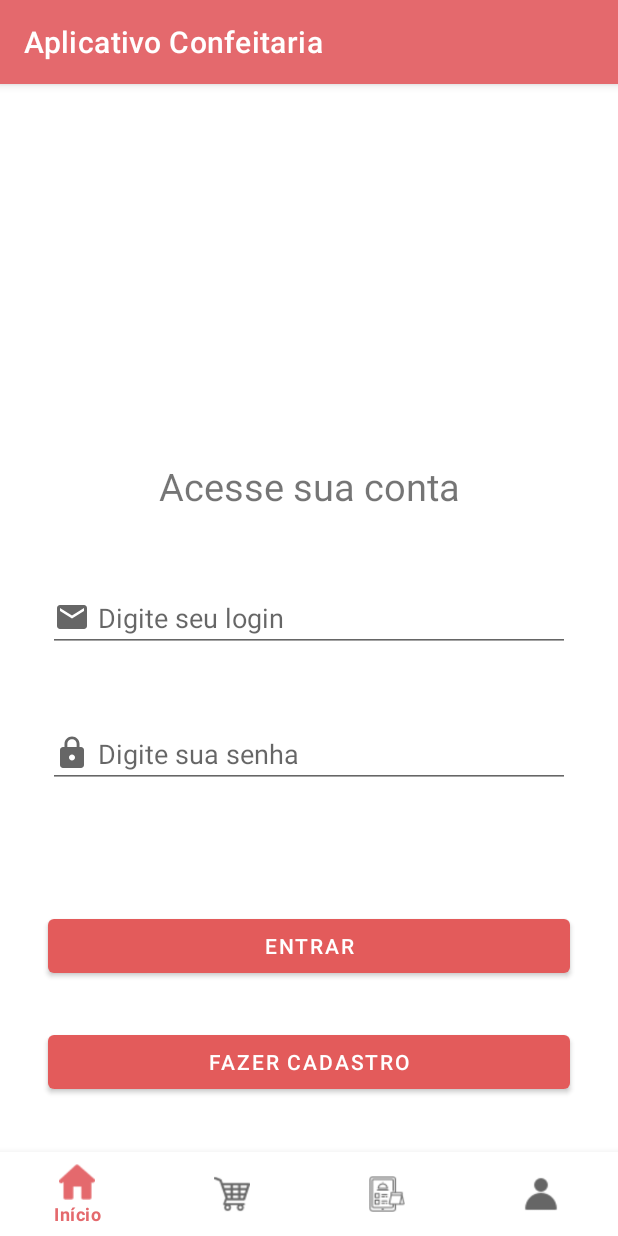
After one commit to VitorAmorimPinto/Projeto-app-confeitaria, an Android app: the fragment LoginFragment placed in its activity, on a phone screen of 412 x 824 dp. The commit adds this screen. Run offline under Robolectric (Android 15) with nearby library versions, the phone set to English and light mode, and no system bars; our stand-ins replace Firebase (no records; nobody signed in at launch, a user with empty details on screens opened directly).

Commit message:
branch vitor - Implementando Fragment de login

```diff
--- /dev/null
+++ b/app/src/main/java/com/example/aplicativoconfeitaria/LoginFragment.java
@@ -0,0 +1,137 @@
+package com.example.aplicativoconfeitaria;
+
+import android.app.Activity;
+import android.content.Intent;
+import android.os.Bundle;
+
+import androidx.annotation.NonNull;
+import androidx.fragment.app.Fragment;
+import android.view.LayoutInflater;
+import android.view.View;
+import android.view.ViewGroup;
+import android.widget.Button;
+import android.widget.EditText;
+import android.widget.Toast;
+
+import com.example.aplicativoconfeitaria.activity.ActivityPrincipal;
+import com.example.aplicativoconfeitaria.activity.CadastroUsuarioActivity;
+import com.example.aplicativoconfeitaria.activity.activity_login;
+import com.example.aplicativoconfeitaria.configfirebase.ConfiguracaoFirebase;
+import com.example.aplicativoconfeitaria.model.Usuario;
+import com.google.android.gms.tasks.OnCompleteListener;
+import com.google.android.gms.tasks.Task;
+import com.google.firebase.auth.AuthResult;
+import com.google.firebase.auth.FirebaseAuth;
+
+/**
+ * A simple {@link Fragment} subclass.
+ * Use the {@link LoginFragment#newInstance} factory method to
+ * create an instance of this fragment.
+ *
+ */
+public class LoginFragment extends Fragment {
+    private EditText txtEmail,txtSenha;
+    private Button btnEntrar,button2;
+    private FirebaseAuth autenticacao;
+    private Usuario usuario;
+
+    // TODO: Rename parameter arguments, choose names that match
+    // the fragment initialization parameters, e.g. ARG_ITEM_NUMBER
+    private static final String ARG_PARAM1 = "param1";
+    private static final String ARG_PARAM2 = "param2";
+
+    // TODO: Rename and change types of parameters
+    private String mParam1;
+    private String mParam2;
+
+    /**
+     * Use this factory method to create a new instance of
+     * this fragment using the provided parameters.
+     *
+     * @param param1 Parameter 1.
+     * @param param2 Parameter 2.
+     * @return A new instance of fragment LoginFragment.
+     */
+    // TODO: Rename and change types and number of parameters
+    public static LoginFragment newInstance(String param1, String param2) {
+        LoginFragment fragment = new LoginFragment();
+        Bundle args = new Bundle();
+        args.putString(ARG_PARAM1, param1);
+        args.putString(ARG_PARAM2, param2);
+        fragment.setArguments(args);
+        return fragment;
+    }
+
+    public LoginFragment() {
+        // Required empty public constructor
+    }
+
+    @Override
+    public void onCreate(Bundle savedInstanceState) {
+        super.onCreate(savedInstanceState);
+        if (getArguments() != null) {
+            mParam1 = getArguments().getString(ARG_PARAM1);
+            mParam2 = getArguments().getString(ARG_PARAM2);
+        }
+    }
+
+    @Override
+    public View onCreateView(LayoutInflater inflater, ViewGroup container,
+                             Bundle savedInstanceState) {
+        // Inflate the layout for this fragment
+       View v = inflater.inflate(R.layout.fragment_login, container, false);
+        txtEmail = v.findViewById(R.id.edtLoginFrag);
+        txtSenha = v.findViewById(R.id.edtSenhaLogFrag);
+        btnEntrar = v.findViewById(R.id.btnEntrarFrag);
+        button2 = v.findViewById(R.id.button2);
+
+        button2.setOnClickListener(new View.OnClickListener() {
+            @Override
+            public void onClick(View v) {
+                startActivity(new Intent(getContext(), CadastroUsuarioActivity.class));
+            }
+        });
+        btnEntrar.setOnClickListener(new View.OnClickListener() {
+            @Override
+            public void onClick(View v) {
+
+                String email = txtEmail.getText().toString();
+                String senha = txtSenha.getText().toString();
+                if (!email.isEmpty() && !senha.isEmpty()){
+                    usuario = new Usuario();
+                    usuario.setEmail(email);
+                    usuario.setSenha(senha);
+                    autenticarUsuario();
+                }else{
+                    Toast.makeText(getContext(),
+                            "Preencha todos os campos!",
+                            Toast.LENGTH_SHORT).show();
+                }
+            }
+        });
+
+        return v;
+    }
+    public void autenticarUsuario(){
+        autenticacao = ConfiguracaoFirebase.getFirebaseAutenticacao();
+        autenticacao.signInWithEmailAndPassword(
+                usuario.getEmail(),usuario.getSenha())
+                .addOnCompleteListener((Activity) getContext(), new OnCompleteListener<AuthResult>() {
+                    @Override
+                    public void onComplete(@NonNull Task<AuthResult> task) {
+                        if (task.isSuccessful()){
+                            inicio();
+                        }else{
+                            Toast.makeText(getContext(),
+                                    "Usuário inválido!",
+                                    Toast.LENGTH_SHORT).show();
+                        }
+                    }
+                });
+    }
+    public void inicio(){
+        Intent i = new Intent(getContext(), ActivityPrincipal.class);
+        startActivity(i);
+    }
+
+}
--- a/app/src/main/java/com/example/aplicativoconfeitaria/activity/EnderecoActivity.java
+++ b/app/src/main/java/com/example/aplicativoconfeitaria/activity/EnderecoActivity.java
@@ -12,7 +12,6 @@
 
 import com.example.aplicativoconfeitaria.R;
 import com.example.aplicativoconfeitaria.api.CEPService;
-import com.example.aplicativoconfeitaria.domain.AddressRequest;
 import com.example.aplicativoconfeitaria.model.Endereco;
 
 import org.json.JSONObject;
@@ -40,6 +39,9 @@
         edtNumero = findViewById((R.id.edtNumero));
         edtComplemento = findViewById((R.id.edtComplemento));
         edtRua.setEnabled(false);
+        edtBairro.setEnabled(false);
+        edtCidade.setEnabled(false);
+
         retrofit = new Retrofit.Builder()
                 .baseUrl("https://viacep.com.br/ws/")
                 .addConverterFactory(GsonConverterFactory.create()).build();
--- a/app/src/main/res/layout/activity_cadastro.xml
+++ b/app/src/main/res/layout/activity_cadastro.xml
@@ -110,7 +110,7 @@
         android:layout_marginBottom="286dp"
         android:ems="10"
         android:inputType="textPersonName"
-        app:layout_constraintBottom_toTopOf="@+id/btnEntrar"
+        app:layout_constraintBottom_toTopOf="@+id/btnEntrarFrag"
         app:layout_constraintEnd_toEndOf="parent"
         app:layout_constraintTop_toBottomOf="@+id/editText5" />
 
@@ -154,7 +154,7 @@
         app:layout_constraintTop_toBottomOf="@+id/editText4" />
 
     <Button
-        android:id="@+id/btnEntrar"
+        android:id="@+id/btnEntrarFrag"
         android:layout_width="315dp"
         android:layout_height="0dp"
         android:layout_marginBottom="68dp"
--- a/app/src/main/res/layout/activity_perfil.xml
+++ b/app/src/main/res/layout/activity_perfil.xml
@@ -104,12 +104,12 @@
         android:layout_marginBottom="26dp"
         android:text="Rua Feijão, nº 14 - Cariacica/ES"
         android:textColor="#303030"
-        app:layout_constraintBottom_toTopOf="@+id/btnEntrar"
+        app:layout_constraintBottom_toTopOf="@+id/btnEntrarFrag"
         app:layout_constraintStart_toStartOf="@+id/textView6"
         app:layout_constraintTop_toBottomOf="@+id/textView6" />
 
     <Button
-        android:id="@+id/btnEntrar"
+        android:id="@+id/btnEntrarFrag"
         android:layout_width="wrap_content"
         android:layout_height="wrap_content"
         android:layout_marginBottom="57dp"
--- /dev/null
+++ b/app/src/main/res/layout/fragment_login.xml
@@ -0,0 +1,91 @@
+<?xml version="1.0" encoding="utf-8"?>
+<FrameLayout xmlns:android="http://schemas.android.com/apk/res/android"
+    xmlns:app="http://schemas.android.com/apk/res-auto"
+    xmlns:tools="http://schemas.android.com/tools"
+    android:layout_width="match_parent"
+    android:layout_height="match_parent"
+    tools:context=".LoginFragment">
+
+    <androidx.constraintlayout.widget.ConstraintLayout
+        android:layout_width="match_parent"
+        android:layout_height="match_parent">
+
+        <Button
+            android:id="@+id/button2"
+            android:layout_width="0dp"
+            android:layout_height="wrap_content"
+            android:layout_marginStart="32dp"
+            android:layout_marginLeft="32dp"
+            android:layout_marginEnd="32dp"
+            android:layout_marginRight="32dp"
+            android:layout_marginBottom="36dp"
+            android:text="@string/btn_cad"
+            app:backgroundTint="@color/btn_login"
+            app:layout_constraintBottom_toBottomOf="parent"
+            app:layout_constraintEnd_toEndOf="parent"
+            app:layout_constraintStart_toStartOf="parent" />
+
+        <EditText
+            android:id="@+id/edtLoginFrag"
+            android:layout_width="0dp"
+            android:layout_height="wrap_content"
+            android:layout_marginStart="32dp"
+            android:layout_marginLeft="32dp"
+            android:layout_marginEnd="32dp"
+            android:layout_marginRight="32dp"
+            android:layout_marginBottom="333dp"
+            android:drawableLeft="@drawable/ic_baseline_email_24"
+            android:drawablePadding="5dp"
+            android:ems="10"
+            android:hint="@string/place_login"
+            android:inputType="textPersonName"
+            app:layout_constraintBottom_toBottomOf="parent"
+            app:layout_constraintEnd_toEndOf="parent"
+            app:layout_constraintStart_toStartOf="parent" />
+
+        <EditText
+            android:id="@+id/edtSenhaLogFrag"
+            android:layout_width="0dp"
+            android:layout_height="wrap_content"
+            android:layout_marginStart="32dp"
+            android:layout_marginLeft="32dp"
+            android:layout_marginTop="45dp"
+            android:layout_marginEnd="32dp"
+            android:layout_marginRight="32dp"
+            android:drawableLeft="@drawable/ic_baseline_lock_24"
+            android:drawablePadding="5dp"
+            android:ems="10"
+            android:hint="@string/place_pass"
+            android:inputType="textPassword"
+            app:layout_constraintEnd_toEndOf="parent"
+            app:layout_constraintStart_toStartOf="parent"
+            app:layout_constraintTop_toBottomOf="@+id/edtLoginFrag" />
+
+        <TextView
+            android:id="@+id/textViewNomePerfil"
+            android:layout_width="wrap_content"
+            android:layout_height="wrap_content"
+            android:layout_marginBottom="48dp"
+            android:text="Acesse sua conta"
+            android:textSize="25sp"
+            app:layout_constraintBottom_toTopOf="@+id/edtLoginFrag"
+            app:layout_constraintEnd_toEndOf="parent"
+            app:layout_constraintStart_toStartOf="parent" />
+
+        <Button
+            android:id="@+id/btnEntrarFrag"
+            android:layout_width="0dp"
+            android:layout_height="wrap_content"
+            android:layout_marginStart="32dp"
+            android:layout_marginLeft="32dp"
+            android:layout_marginEnd="32dp"
+            android:layout_marginRight="32dp"
+            android:layout_marginBottom="29dp"
+            android:text="@string/btn_login"
+            app:backgroundTint="@color/btn_login"
+            app:layout_constraintBottom_toTopOf="@+id/button2"
+            app:layout_constraintEnd_toEndOf="parent"
+            app:layout_constraintStart_toStartOf="parent" />
+
+    </androidx.constraintlayout.widget.ConstraintLayout>
+</FrameLayout>
```
Also changed, not shown: app/src/main/java/com/example/aplicativoconfeitaria/FragmentPerfil.java (+34 -11 lines), app/src/main/java/com/example/aplicativoconfeitaria/activity/ActivityPrincipal.java (+25 -2 lines), app/src/main/java/com/example/aplicativoconfeitaria/activity/activity_login.java (+3 -6 lines), app/src/main/res/layout/activity_endereco.xml (+14 -1 lines), app/src/main/res/layout/activity_login.xml (+9 -9 lines).
